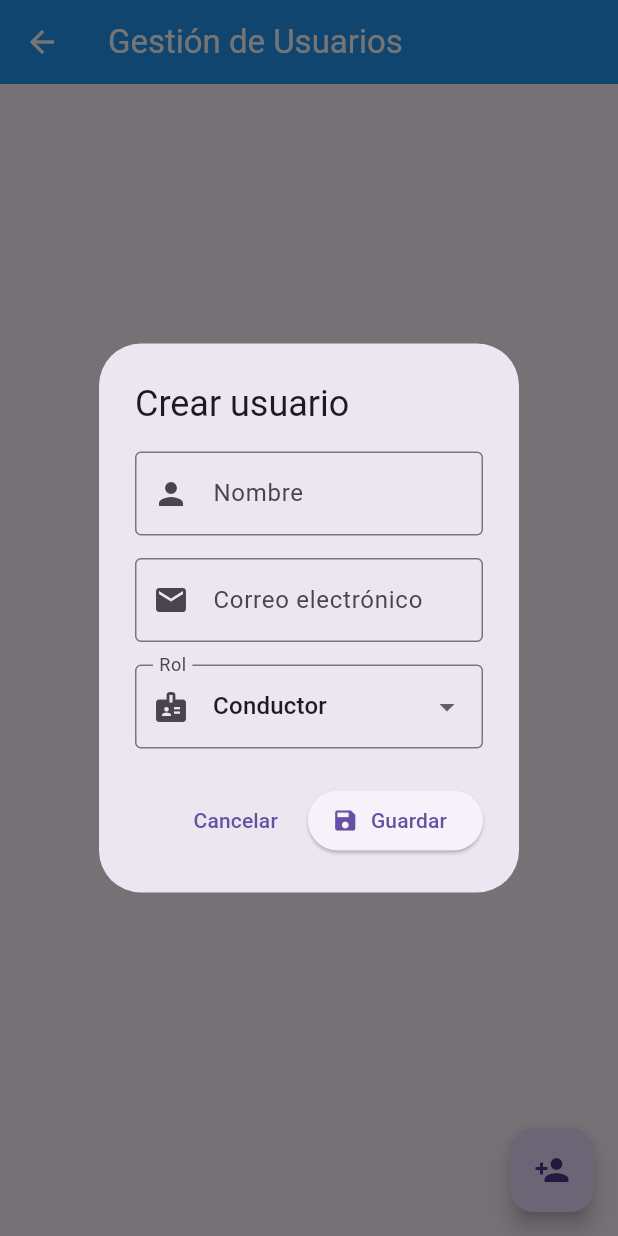
After one commit to L-S16/OPTIRUTAFINAL, a Flutter app: the UsuariosScreen screen opened directly, after a tap on the "person add" icon, on a phone screen of 412 x 824 dp. The commit adds this screen. Run offline on Flutter 3.47's test engine with Material 3 defaults, Android fonts, the phone set to English and light mode, and no system bars; our stand-ins replace cloud_firestore, firebase_core; accounts and stored records are empty.

Commit message:
feat(admin): implementar creación y edición de usuarios HUA-03

```diff
--- /dev/null
+++ b/lib/screens/admin/usuarios_screen.dart
@@ -0,0 +1,350 @@
+import 'package:cloud_firestore/cloud_firestore.dart';
+import 'package:flutter/material.dart';
+
+class UsuariosScreen extends StatefulWidget {
+  const UsuariosScreen({super.key});
+
+  @override
+  State<UsuariosScreen> createState() => _UsuariosScreenState();
+}
+
+class _UsuariosScreenState extends State<UsuariosScreen> {
+  final _formKey = GlobalKey<FormState>();
+
+  final TextEditingController _nombreController =
+      TextEditingController();
+
+  final TextEditingController _correoController =
+      TextEditingController();
+
+  final List<String> _roles = [
+    'Administrador',
+    'Bodeguero',
+    'Conductor',
+  ];
+
+  String _rolSeleccionado = 'Conductor';
+
+  @override
+  void dispose() {
+    _nombreController.dispose();
+    _correoController.dispose();
+    super.dispose();
+  }
+
+  Future<void> _guardarUsuario() async {
+    if (!_formKey.currentState!.validate()) {
+      return;
+    }
+
+    try {
+      await FirebaseFirestore.instance.collection('usuarios').add({
+        'nombre': _nombreController.text.trim(),
+        'correo': _correoController.text.trim(),
+        'rol': _rolSeleccionado,
+        'fechaRegistro': FieldValue.serverTimestamp(),
+      });
+
+      if (!mounted) return;
+
+      Navigator.pop(context);
+
+      ScaffoldMessenger.of(context).showSnackBar(
+        const SnackBar(
+          content: Text('Usuario registrado correctamente'),
+        ),
+      );
+    } catch (e) {
+      if (!mounted) return;
+
+      Navigator.pop(context);
+
+      ScaffoldMessenger.of(context).showSnackBar(
+        SnackBar(
+          content: Text('Error al registrar usuario: $e'),
+        ),
+      );
+    }
+  }
+
+  Future<void> _editarUsuario(String id) async {
+    if (!_formKey.currentState!.validate()) {
+      return;
+    }
+
+    try {
+      await FirebaseFirestore.instance
+          .collection('usuarios')
+          .doc(id)
+          .update({
+        'nombre': _nombreController.text.trim(),
+        'correo': _correoController.text.trim(),
+        'rol': _rolSeleccionado,
+        'fechaActualizacion': FieldValue.serverTimestamp(),
+      });
+
+      if (!mounted) return;
+
+      Navigator.pop(context);
+
+      ScaffoldMessenger.of(context).showSnackBar(
+        const SnackBar(
+          content: Text('Usuario actualizado correctamente'),
+        ),
+      );
+    } catch (e) {
+      if (!mounted) return;
+
+      Navigator.pop(context);
+
+      ScaffoldMessenger.of(context).showSnackBar(
+        SnackBar(
+          content: Text('Error al actualizar usuario: $e'),
+        ),
+      );
+    }
+  }
+
+  void _mostrarFormularioCrear() {
+    _nombreController.clear();
+    _correoController.clear();
+    _rolSeleccionado = 'Conductor';
+
+    _mostrarFormulario(
+      titulo: 'Crear usuario',
+      textoBoton: 'Guardar',
+      iconoBoton: Icons.save,
+      accion: _guardarUsuario,
+    );
+  }
+
+  void _mostrarFormularioEditar({
+    required String id,
+    required String nombre,
+    required String correo,
+    required String rol,
+  }) {
+    _nombreController.text = nombre;
+    _correoController.text = correo;
+
+    if (_roles.contains(rol)) {
+      _rolSeleccionado = rol;
+    } else {
+      _rolSeleccionado = 'Conductor';
+    }
+
+    _mostrarFormulario(
+      titulo: 'Editar usuario',
+      textoBoton: 'Actualizar',
+      iconoBoton: Icons.edit,
+      accion: () => _editarUsuario(id),
+    );
+  }
+
+  void _mostrarFormulario({
+    required String titulo,
+    required String textoBoton,
+    required IconData iconoBoton,
+    required Future<void> Function() accion,
+  }) {
+    showDialog(
+      context: context,
+      builder: (dialogContext) {
+        return StatefulBuilder(
+          builder: (context, setStateDialog) {
+            return AlertDialog(
+              title: Text(titulo),
+              content: Form(
+                key: _formKey,
+                child: SingleChildScrollView(
+                  child: Column(
+                    mainAxisSize: MainAxisSize.min,
+                    children: [
+                      TextFormField(
+                        controller: _nombreController,
+                        decoration: const InputDecoration(
+                          labelText: 'Nombre',
+                          prefixIcon: Icon(Icons.person),
+                          border: OutlineInputBorder(),
+                        ),
+                        validator: (value) {
+                          if (value == null ||
+                              value.trim().isEmpty) {
+                            return 'Ingrese el nombre';
+                          }
+
+                          return null;
+                        },
+                      ),
+                      const SizedBox(height: 15),
+                      TextFormField(
+                        controller: _correoController,
+                        keyboardType: TextInputType.emailAddress,
+                        decoration: const InputDecoration(
+                          labelText: 'Correo electrónico',
+                          prefixIcon: Icon(Icons.email),
+                          border: OutlineInputBorder(),
+                        ),
+                        validator: (value) {
+                          if (value == null ||
+                              value.trim().isEmpty) {
+                            return 'Ingrese el correo';
+                          }
+
+                          if (!value.contains('@')) {
+                            return 'Ingrese un correo válido';
+                          }
+
+                          return null;
+                        },
+                      ),
+                      const SizedBox(height: 15),
+                      DropdownButtonFormField<String>(
+                        initialValue: _rolSeleccionado,
+                        decoration: const InputDecoration(
+                          labelText: 'Rol',
+                          prefixIcon: Icon(Icons.badge),
+                          border: OutlineInputBorder(),
+                        ),
+                        items: _roles.map((rol) {
+                          return DropdownMenuItem<String>(
+                            value: rol,
+                            child: Text(rol),
+                          );
+                        }).toList(),
+                        onChanged: (value) {
+                          if (value != null) {
+                            setStateDialog(() {
+                              _rolSeleccionado = value;
+                            });
+                          }
+                        },
+                      ),
+                    ],
+                  ),
+                ),
+              ),
+              actions: [
+                TextButton(
+                  onPressed: () {
+                    Navigator.pop(dialogContext);
+                  },
+                  child: const Text('Cancelar'),
+                ),
+                ElevatedButton.icon(
+                  onPressed: accion,
+                  icon: Icon(iconoBoton),
+                  label: Text(textoBoton),
+                ),
+              ],
+            );
+          },
+        );
+      },
+    );
+  }
+
+  Widget _construirListaUsuarios() {
+    return StreamBuilder<QuerySnapshot>(
+      stream: FirebaseFirestore.instance
+          .collection('usuarios')
+          .snapshots(),
+      builder: (context, snapshot) {
+        if (snapshot.hasError) {
+          return const Center(
+            child: Text(
+              'Error al cargar los usuarios',
+            ),
+          );
+        }
+
+        if (snapshot.connectionState ==
+            ConnectionState.waiting) {
+          return const Center(
+            child: CircularProgressIndicator(),
+          );
+        }
+
+        final usuarios = snapshot.data!.docs;
+
+        if (usuarios.isEmpty) {
+          return const Center(
+            child: Text(
+              'No existen usuarios registrados',
+              style: TextStyle(fontSize: 18),
+            ),
+          );
+        }
+
+        return ListView.builder(
+          padding: const EdgeInsets.all(16),
+          itemCount: usuarios.length,
+          itemBuilder: (context, index) {
+            final documento = usuarios[index];
+
+            final datos =
+                documento.data() as Map<String, dynamic>;
+
+            final nombre =
+                datos['nombre']?.toString() ?? 'Sin nombre';
+
+            final correo =
+                datos['correo']?.toString() ?? 'Sin correo';
+
+            final rol =
+                datos['rol']?.toString() ?? 'Sin rol';
+
+            return Card(
+              elevation: 3,
+              margin: const EdgeInsets.only(bottom: 12),
+              child: ListTile(
+                leading: const CircleAvatar(
+                  child: Icon(Icons.person),
+                ),
+                title: Text(
+                  nombre,
+                  style: const TextStyle(
+                    fontWeight: FontWeight.bold,
+                  ),
+                ),
+                subtitle: Text(
+                  '$correo\nRol: $rol',
+                ),
+                isThreeLine: true,
+                trailing: IconButton(
+                  tooltip: 'Editar usuario',
+                  icon: const Icon(Icons.edit),
+                  onPressed: () {
+                    _mostrarFormularioEditar(
+                      id: documento.id,
+                      nombre: nombre,
+                      correo: correo,
+                      rol: rol,
+                    );
+                  },
+                ),
+              ),
+            );
+          },
+        );
+      },
+    );
+  }
+
+  @override
+  Widget build(BuildContext context) {
+    return Scaffold(
+      appBar: AppBar(
+        title: const Text('Gestión de Usuarios'),
+        backgroundColor: Colors.blue,
+        foregroundColor: Colors.white,
+      ),
+      body: _construirListaUsuarios(),
+      floatingActionButton: FloatingActionButton(
+        onPressed: _mostrarFormularioCrear,
+        tooltip: 'Crear usuario',
+        child: const Icon(Icons.person_add),
+      ),
+    );
+  }
+}
```
Also changed, not shown: lib/main.dart (+10 -1 lines), lib/screens/admin/admin_dashboard.dart (+25 -14 lines).
